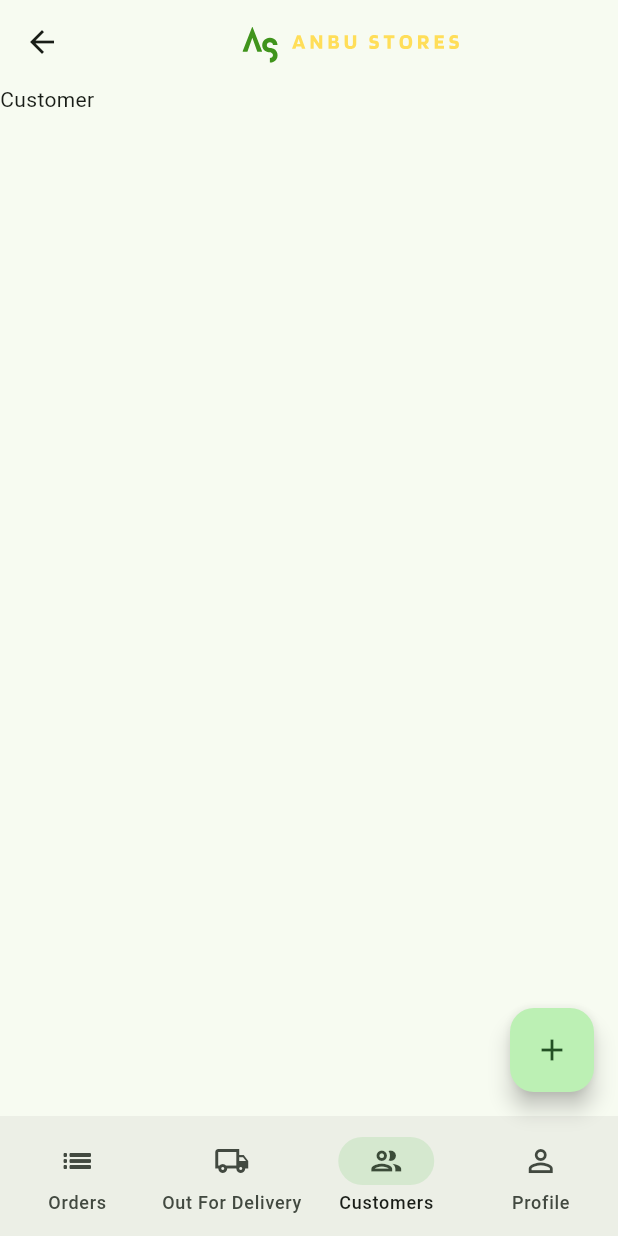
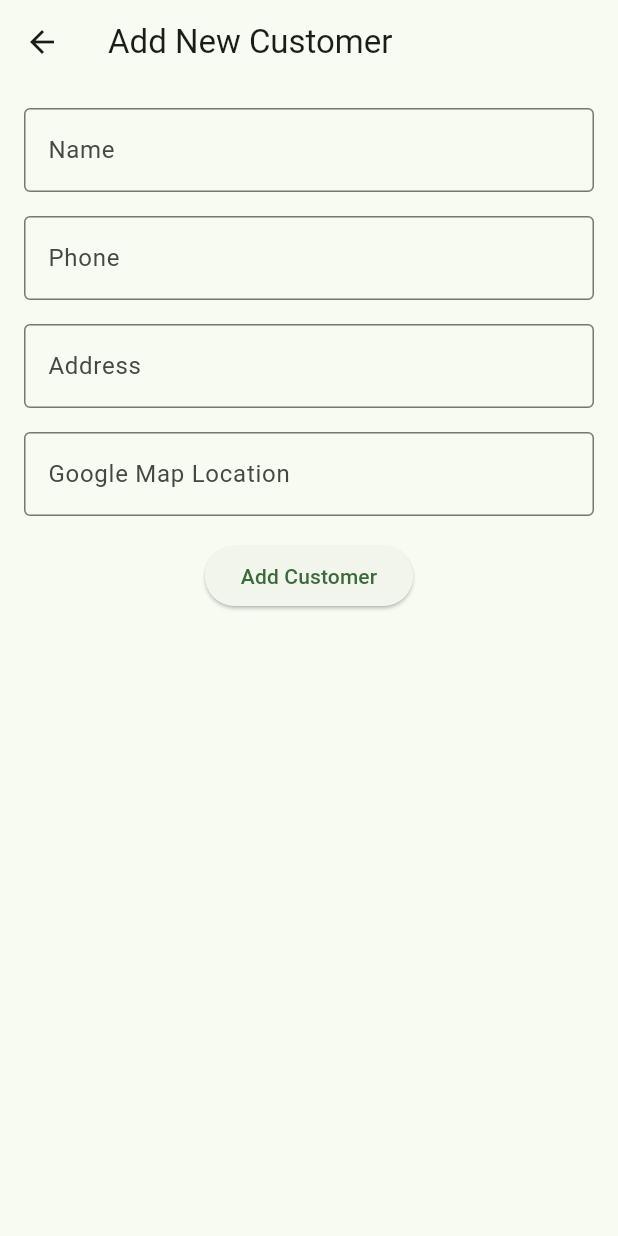
Before and after one commit to Raveen2001/delivery_app, a Flutter app: the HomeScreen screen opened by its route, item 3 of the bottom bar chosen, after a tap on the "add" icon, on a phone screen of 412 x 824 dp. Run offline on Flutter 3.47's test engine with Material 3 defaults, Android fonts, the phone set to English and light mode, and no system bars; our stand-ins replace carousel_slider, cloud_firestore, firebase_auth, firebase_core, firebase_storage, flutter_svg and 3 more; accounts and stored records are empty.

Commit message:
Add customer Page added

```diff
--- a/lib/main.dart
+++ b/lib/main.dart
@@ -1,3 +1,4 @@
+import 'package:delivery_app/screens/AddEditCustomerScreen/add_edit_customer_screen.dart';
 import 'package:delivery_app/screens/AddEditOrderScreen/add_edit_order_screen.dart';
 import 'package:delivery_app/screens/HomeScreen/home_binding.dart';
 import 'package:delivery_app/screens/HomeScreen/home_screen.dart';
@@ -42,6 +43,9 @@ class MyApp extends StatelessWidget {
         GetPage(
             name: AddEditOrderScreen.routeName,
             page: () => AddEditOrderScreen()),
+        GetPage(
+            name: AddEditCustomerScreen.routeName,
+            page: () => AddEditCustomerScreen())
       ],
     );
   }
--- /dev/null
+++ b/lib/models/customer_model.dart
@@ -0,0 +1,30 @@
+class AppCustomer {
+  final String name;
+  final String phone;
+  final String address;
+  final String? googleLocation;
+  final DateTime createdAt;
+
+  AppCustomer({
+    required this.name,
+    required this.phone,
+    required this.address,
+    this.googleLocation,
+    required this.createdAt,
+  });
+
+  AppCustomer.fromJson(Map<String, dynamic> json)
+      : name = json['name'],
+        phone = json['phone'],
+        address = json['address'],
+        googleLocation = json['googleLocation'],
+        createdAt = json['createdAt'].toDate();
+
+  Map<String, dynamic> toJson() => {
+        'name': name,
+        'phone': phone,
+        'address': address,
+        'googleLocation': googleLocation,
+        'createdAt': createdAt,
+      };
+}
--- a/lib/models/order_model.dart
+++ b/lib/models/order_model.dart
@@ -18,7 +18,7 @@ class AppOrder {
         billAmount = json['billAmount'],
         billNumber = json['id'],
         customerId = json['customerId'],
-        billDate = DateTime.parse(json['billDate']);
+        billDate = json['billDate'].toDate();
 
   Map<String, dynamic> toJson() => {
         'billImages': billImages,
--- /dev/null
+++ b/lib/screens/AddEditCustomerScreen/add_edit_customer_controller.dart
@@ -0,0 +1,80 @@
+import 'package:cloud_firestore/cloud_firestore.dart';
+import 'package:delivery_app/models/customer_model.dart';
+import 'package:delivery_app/services/customer_service.dart';
+import 'package:flutter/material.dart';
+import 'package:get/get.dart';
+
+class AddEditCustomerController extends GetxController {
+  final firestore = FirebaseFirestore.instance;
+  final customerService = Get.find<CustomerService>();
+
+  final inputCustomerPhone = Get.parameters['phone'];
+  final isEditing = (Get.parameters['isEdit'] ?? false) as bool;
+
+  // Controllers for form fields
+  final formKey = GlobalKey<FormState>();
+  final nameTextController = TextEditingController();
+  final addressTextController = TextEditingController();
+  final locationTextController = TextEditingController();
+  final phoneTextController = TextEditingController();
+
+  var isLoading = false.obs;
+
+  @override
+  void onInit() {
+    super.onInit();
+
+    if (inputCustomerPhone != null) {
+      // Load existing order for editing
+      phoneTextController.text = inputCustomerPhone!;
+    }
+
+    if (isEditing) {
+      // Load existing order for editing
+      isLoading.value = true;
+
+      customerService.getCustomerByPhone(inputCustomerPhone!).then((customer) {
+        initializeFields(customer);
+      }).whenComplete(() {
+        isLoading.value = false;
+      });
+    }
+  }
+
+  // Add/Edit order
+  Future<void> onSubmit() async {
+    if (isLoading.value) return;
+    if (!formKey.currentState!.validate()) return;
+
+    isLoading.value = true;
+
+    final customer = AppCustomer(
+      name: nameTextController.text,
+      address: addressTextController.text,
+      googleLocation: locationTextController.text,
+      phone: phoneTextController.text,
+      createdAt: DateTime.now(),
+    );
+
+    if (isEditing) {
+      // Update existing order
+      await customerService.updateCustomer(customer);
+    } else {
+      // Add new order
+      await customerService.addCustomer(customer);
+    }
+
+    Get.back(); // Navigate back
+
+    Get.snackbar("Success",
+        "Customer ${nameTextController.text} ${isEditing ? 'updated' : 'added'}");
+  }
+
+  // Initialize fields for editing
+  void initializeFields(AppCustomer customer) {
+    nameTextController.text = customer.name;
+    addressTextController.text = customer.address;
+    locationTextController.text = customer.googleLocation ?? '';
+    phoneTextController.text = customer.phone;
+  }
+}
--- /dev/null
+++ b/lib/screens/AddEditCustomerScreen/add_edit_customer_screen.dart
@@ -0,0 +1,109 @@
+import 'package:delivery_app/screens/AddEditCustomerScreen/add_edit_customer_controller.dart';
+import 'package:flutter/material.dart';
+import 'package:get/get.dart';
+
+class AddEditCustomerScreen extends StatelessWidget {
+  static const routeName = '/add-edit-customer';
+  AddEditCustomerScreen({super.key});
+
+  final controller = Get.put(AddEditCustomerController());
+
+  @override
+  Widget build(BuildContext context) {
+    return Scaffold(
+      appBar: AppBar(
+          title: Text('${controller.isEditing ? 'Edit' : 'Add New'} Customer')),
+      body: Padding(
+        padding: const EdgeInsets.all(16.0),
+        child: SingleChildScrollView(
+          child: Form(
+            key: controller.formKey,
+            child: Column(
+              children: [
+                TextFormField(
+                  controller: controller.nameTextController,
+                  decoration: const InputDecoration(
+                      labelText: 'Name', border: OutlineInputBorder()),
+                  validator: (value) {
+                    if (value == null) {
+                      return 'Please enter name';
+                    }
+
+                    value = value.trim();
+                    if (value.isEmpty) {
+                      return 'Please enter name';
+                    }
+
+                    return null;
+                  },
+                ),
+                const SizedBox(height: 16),
+                TextFormField(
+                  controller: controller.phoneTextController,
+                  keyboardType: TextInputType.phone,
+                  decoration: const InputDecoration(
+                      labelText: 'Phone', border: OutlineInputBorder()),
+                  validator: (value) {
+                    if (value == null) {
+                      return 'Please enter phone number';
+                    }
+
+                    value = value.trim();
+                    if (value.isEmpty) {
+                      return 'Please enter phone number';
+                    }
+
+                    if (value.length != 10) {
+                      return 'Please enter a valid phone number';
+                    }
+
+                    return null;
+                  },
+                ),
+                const SizedBox(height: 16),
+                TextFormField(
+                  controller: controller.addressTextController,
+                  decoration: const InputDecoration(
+                      labelText: 'Address', border: OutlineInputBorder()),
+                  validator: (value) {
+                    if (value == null) {
+                      return 'Please enter address';
+                    }
+
+                    value = value.trim();
+                    if (value.isEmpty) {
+                      return 'Please enter address';
+                    }
+
+                    return null;
+                  },
+                ),
+                const SizedBox(height: 16),
+                TextFormField(
+                  controller: controller.locationTextController,
+                  decoration: const InputDecoration(
+                      labelText: 'Google Map Location',
+                      border: OutlineInputBorder()),
+                ),
+                const SizedBox(height: 16),
+                Obx(
+                  () => ElevatedButton(
+                    onPressed: controller.onSubmit,
+                    child: controller.isLoading.value
+                        ? const SizedBox(
+                            height: 24, // Custom height
+                            width: 24, // Custom width
+                            child: CircularProgressIndicator(),
+                          )
+                        : Text(
+                            '${controller.isEditing ? 'Edit' : 'Add'} Customer'),
+                  ),
+                ),
+              ],
+            ),
+          ),
+        ),
+      ),
+    );
+  }
+}
--- a/lib/screens/HomeScreen/home_binding.dart
+++ b/lib/screens/HomeScreen/home_binding.dart
@@ -1,3 +1,4 @@
+import 'package:delivery_app/services/customer_service.dart';
 import 'package:delivery_app/services/order_service.dart';
 import 'package:delivery_app/services/user_service.dart';
 import 'package:get/get.dart';
@@ -7,5 +8,6 @@ class HomeBinding extends Bindings {
   void dependencies() {
     Get.put(UserService());
     Get.put(OrderService());
+    Get.put(CustomerService());
   }
 }
--- a/lib/screens/HomeScreen/home_controller.dart
+++ b/lib/screens/HomeScreen/home_controller.dart
@@ -10,7 +10,7 @@ class HomeController extends GetxController {
   final showFloatingActionButton = true.obs;
 
   final screens = [
-    const OrderScreen(),
+    OrderScreen(),
     const DeliveryScreen(),
     const CustomerScreen(),
     ProfileScreen(),
@@ -29,5 +29,9 @@ class HomeController extends GetxController {
     if (selectedIndex.value == Screens.ORDER) {
       Get.toNamed("/add-edit-order");
     }
+
+    if (selectedIndex.value == Screens.CUSTOMER) {
+      Get.toNamed("/add-edit-customer");
+    }
   }
 }
--- a/lib/screens/OrderScreen/order_screen.dart
+++ b/lib/screens/OrderScreen/order_screen.dart
@@ -1,13 +1,23 @@
+import 'package:delivery_app/services/order_service.dart';
 import 'package:flutter/material.dart';
 import 'package:flutter_svg/svg.dart';
+import 'package:get/get.dart';
 
 class OrderScreen extends StatelessWidget {
-  const OrderScreen({super.key});
+  OrderScreen({super.key});
 
+  final orderService = Get.find<OrderService>();
   @override
   Widget build(BuildContext context) {
-    return Container(
-      child: SvgPicture.asset("assets/icons/horizontal-logo.svg"),
-    );
+    return Obx(() => ListView.builder(
+        itemCount: orderService.orders.length,
+        itemBuilder: (context, index) {
+          final order = orderService.orders[index];
+          return ListTile(
+            title: Text("Order #${order.billNumber}"),
+            subtitle: Text("Order details"),
+            trailing: const Icon(Icons.arrow_forward_ios),
+          );
+        }));
   }
 }
--- a/lib/services/customer_service.dart
+++ b/lib/services/customer_service.dart
@@ -0,0 +1,56 @@
+import 'package:cloud_firestore/cloud_firestore.dart';
+import 'package:delivery_app/models/customer_model.dart';
+import 'package:get/get.dart';
+
+class CustomerService extends GetxService {
+  final _firestore = FirebaseFirestore.instance;
+  final _customersCollection = 'customers';
+
+  final _customers = <AppCustomer>[].obs;
+
+  List<AppCustomer> get customers => _customers;
+
+  @override
+  void onInit() {
+    super.onInit();
+    _customers.bindStream(getCustomersStream());
+  }
+
+  Stream<List<AppCustomer>> getCustomersStream() {
+    return _firestore.collection(_customersCollection).snapshots().map(
+        (snapshot) => snapshot.docs
+            .map((doc) => AppCustomer.fromJson(doc.data()))
+            .toList());
+  }
+
+  Future addCustomer(AppCustomer customer) async {
+    await _firestore
+        .collection(_customersCollection)
+        .doc(customer.phone)
+        .set(customer.toJson());
+  }
+
+  Future updateCustomer(AppCustomer customer) async {
+    await _firestore
+        .collection(_customersCollection)
+        .doc(customer.phone)
+        .update(customer.toJson());
+  }
+
+  Future deleteCustomer(String phone) async {
+    await _firestore.collection(_customersCollection).doc(phone).delete();
+  }
+
+  Future<List<AppCustomer>> getCustomers() async {
+    final snapshot = await _firestore.collection(_customersCollection).get();
+    return snapshot.docs
+        .map((doc) => AppCustomer.fromJson(doc.data()))
+        .toList();
+  }
+
+  Future<AppCustomer> getCustomerByPhone(String phone) async {
+    final doc =
+        await _firestore.collection(_customersCollection).doc(phone).get();
+    return AppCustomer.fromJson(doc.data()!);
+  }
+}
--- a/lib/services/order_service.dart
+++ b/lib/services/order_service.dart
@@ -5,6 +5,26 @@ import 'package:get/get.dart';
 class OrderService extends GetxService {
   final _firestore = FirebaseFirestore.instance;
   final _ordersCollection = 'orders';
+
+  final _orders = <AppOrder>[].obs;
+
+  List<AppOrder> get orders => _orders;
+
+  @override
+  void onInit() {
+    super.onInit();
+    _orders.bindStream(getOrdersStream());
+  }
+
+  Stream<List<AppOrder>> getOrdersStream() {
+    final twoDaysAgo = DateTime.now().subtract(const Duration(days: 2));
+    return _firestore
+        .collection(_ordersCollection)
+        .where('billDate', isGreaterThanOrEqualTo: twoDaysAgo)
+        .snapshots()
+        .map((snapshot) =>
+            snapshot.docs.map((doc) => AppOrder.fromJson(doc.data())).toList());
+  }
 
   // Get the next bill number (with concurrency-safe transaction)
   Future<int> getNextBillNumber() async {
```
